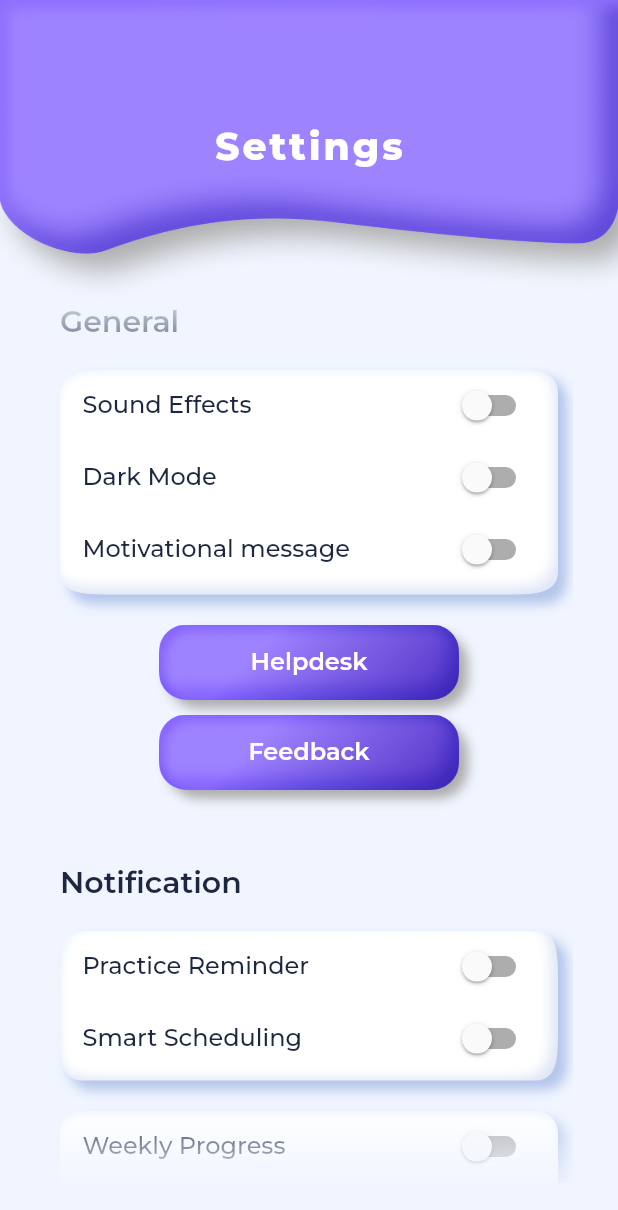
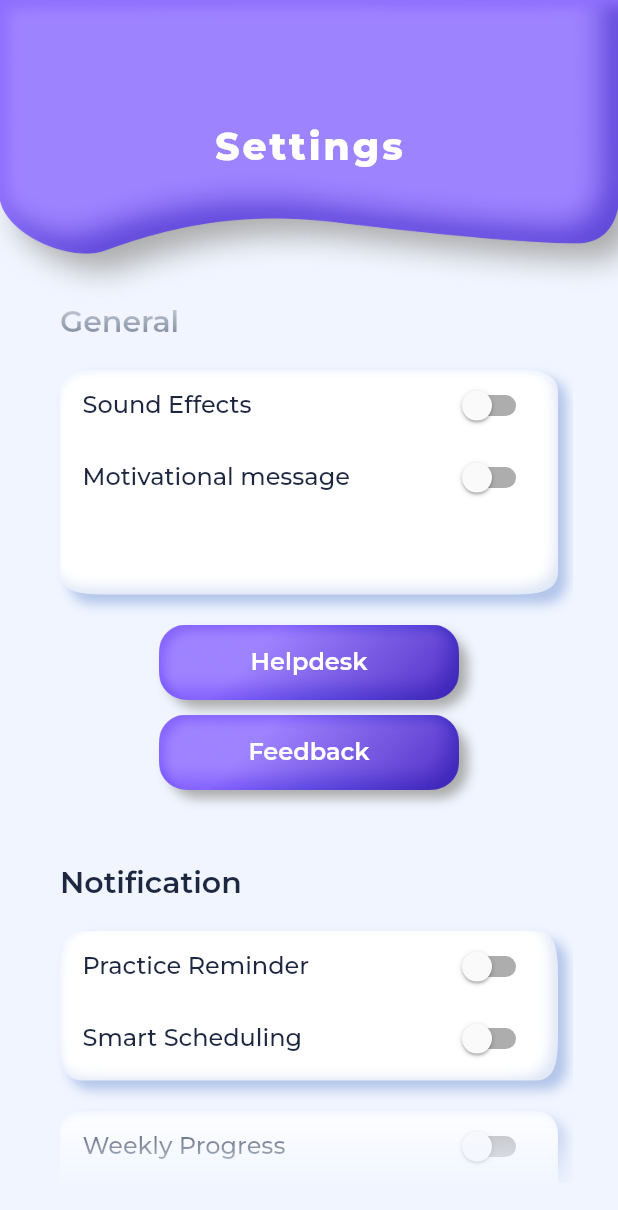
Before and after one commit to quartet02/handsfree, a Flutter app: the Settings screen opened by its route, scrolled down 576 dp, on a phone screen of 412 x 824 dp. Shown: the top 1210 px of the screen. Run offline on Flutter 3.47's test engine with Material 2 defaults, Android fonts, the phone set to English and light mode, and no system bars; our stand-ins replace camera, cloud_firestore, cloud_functions, confetti, expandable, firebase_auth and 16 more; missing offline and left inert: flamingo, flutter_polygon, flutter_webrtc, webrtc_interface; accounts and stored records are empty.

Commit message:
hided dark mode

```diff
--- a/lib/screens/settings/settings.dart
+++ b/lib/screens/settings/settings.dart
@@ -193,14 +193,14 @@ class _SettingsState extends State<Settings> {
                                     toggleSwitch('isSound', null),
                                   ],
                                 ),
-                                Row(
-                                  mainAxisAlignment:
-                                      MainAxisAlignment.spaceBetween,
-                                  children: [
-                                    buildText.heading3Text("Dark Mode"),
-                                    toggleSwitch('isDark', null),
-                                  ],
-                                ),
+                                // Row(
+                                //   mainAxisAlignment:
+                                //       MainAxisAlignment.spaceBetween,
+                                //   children: [
+                                //     buildText.heading3Text("Dark Mode"),
+                                //     toggleSwitch('isDark', null),
+                                //   ],
+                                // ),
                                 Row(
                                   mainAxisAlignment:
                                       MainAxisAlignment.spaceBetween,
```
